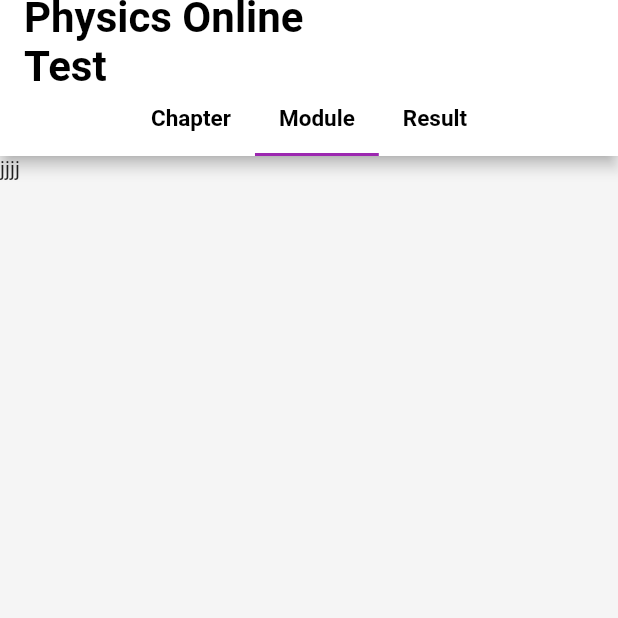
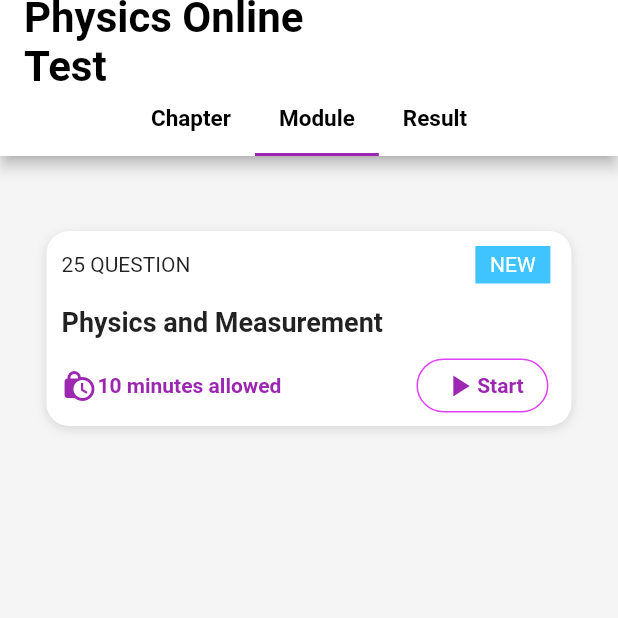
Before and after one commit to jabinjaleel/MICROLECTURE, a Flutter app: the ExamDetailStateful screen opened directly, tab 2 chosen, on a phone screen of 412 x 824 dp, the top half of it. Run offline on Flutter 3.47's test engine with Material 2 defaults, Android fonts, the phone set to English and light mode, and no system bars; our stand-ins replace animated_text_kit, carousel_slider, intro_slider, percent_indicator, video_player; missing offline and left inert: search_widget; network calls fail.

Commit message:
module exam

```diff
--- a/lib/pages/ExamDetails.dart
+++ b/lib/pages/ExamDetails.dart
@@ -382,7 +382,121 @@ double percent=50.0;
                   ],
                 ),
               ),
-              Text("jjjj"),
+              Container(
+                child: Column(
+                  children: [
+                    Container(
+                      margin: EdgeInsets.only(top: 50),
+                      padding: EdgeInsets.only(top: 10, left: 10),
+                      height: 130,
+                      width: 350,
+                      decoration: BoxDecoration(
+                          color: Colors.white,
+                          boxShadow: [
+                            BoxShadow(
+                              color: Colors.black12,
+                              blurRadius: 6.0,
+                              offset: Offset(0, 2),
+                            ),
+                          ],
+                          borderRadius: BorderRadius.all(
+                            Radius.circular(15),
+                          )),
+                      child: Column(
+                        mainAxisAlignment: MainAxisAlignment.start,
+                        crossAxisAlignment: CrossAxisAlignment.start,
+                        children: [
+                          Row(children: [
+                            Text("25 QUESTION"),
+                            SizedBox(
+                              width: 190,
+                            ),
+                            Container(
+                              width: 50,
+                              height: 25,
+                              color: Colors.lightBlueAccent,
+                              child: Center(
+                                  child: Text(
+                                    "NEW",
+                                    style: TextStyle(color: Colors.white),
+                                  )),
+                            )
+                          ]),
+                          SizedBox(
+                            height: 15,
+                          ),
+                          Text(
+                            "Physics and Measurement",
+                            style: TextStyle(
+                                fontSize: 18, fontWeight: FontWeight.bold),
+                          ),
+                          SizedBox(
+                            height: 8,
+                          ),
+                          Row(children: [
+                            Icon(
+                              Icons.lock_clock,
+                              color: Colors.purple,
+                            ),
+                            Text("10 minutes allowed",
+                                style: TextStyle(
+                                    color: Colors.purple,
+                                    fontWeight: FontWeight.bold)),
+                            SizedBox(
+                              width: 90,
+                            ),
+                            OutlineButton(
+                                borderSide: BorderSide(
+                                  color: Colors.purpleAccent,
+                                ),
+                                child: Row(
+                                  children: [
+                                    Icon(
+                                      Icons.play_arrow,
+                                      color: Colors.purple,
+                                    ),
+                                    Text(
+                                      "Start",
+                                      style: TextStyle(
+                                          color: Colors.purple,
+                                          fontWeight: FontWeight.bold),
+                                    )
+                                  ],
+                                ),
+                                onPressed: () => {
+                                  showCupertinoDialog(
+                                      context: context,
+                                      builder: (context) =>
+                                          CupertinoAlertDialog(
+                                            title: Text("Confirm!"),
+                                            content: Text(
+                                                "Are you Ready for Exam?"),
+                                            actions: [
+                                              CupertinoDialogAction(
+                                                child: Text("Yes"),
+                                                onPressed: () =>
+                                                {mcq(context)},
+                                              ),
+                                              CupertinoDialogAction(
+                                                child: Text("No"),
+                                                onPressed: () {},
+                                              )
+                                            ],
+                                          ))
+                                },
+                                shape: new RoundedRectangleBorder(
+                                  borderRadius: BorderRadius.circular(26.0),
+                                ))
+                          ]),
+                        ],
+                      ),
+                    ),
+
+
+
+                  ],
+                ),
+              ),
               Container(
                 width: double.infinity,
                 height: double.infinity,
```
